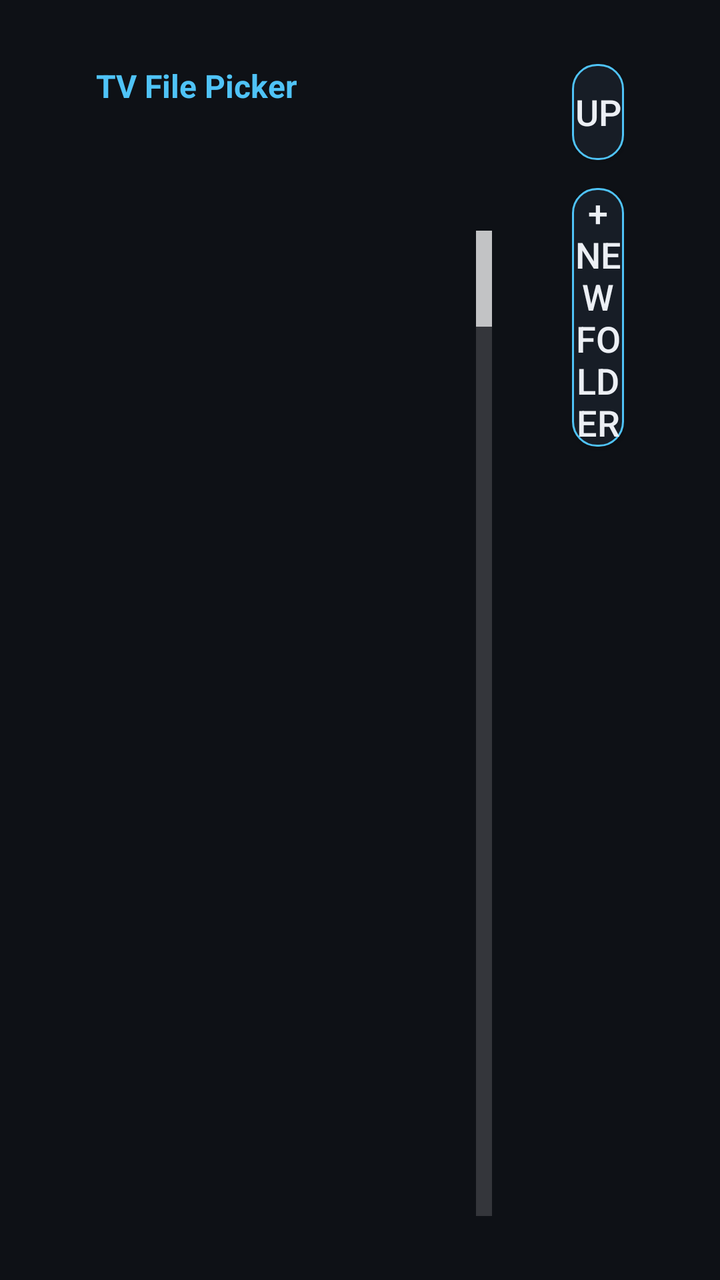
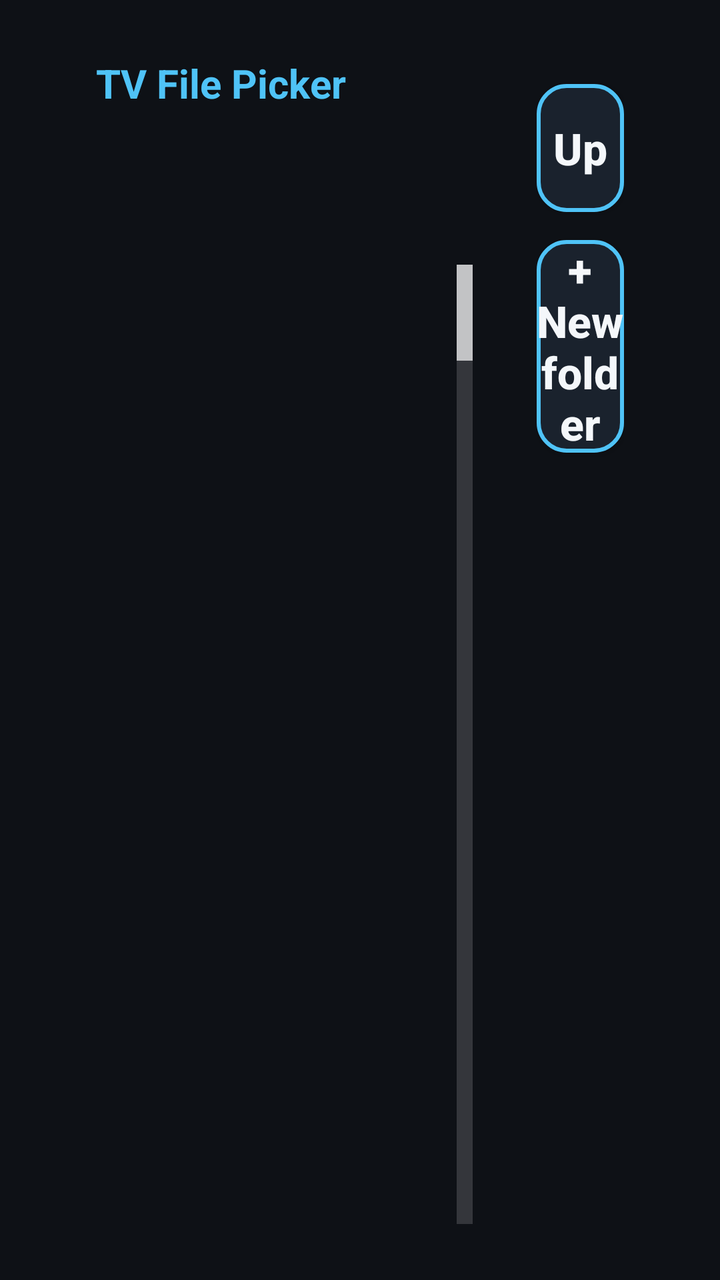

Before-and-after screenshots of an Android layout around one commit, followed by the original layout XML and the change that was made.
<!-- AndroidManifest.xml: activity theme android:Theme.Material.NoActionBar -->
<!-- res/layout/activity_picker.xml -->
<?xml version="1.0" encoding="utf-8"?>
<LinearLayout xmlns:android="http://schemas.android.com/apk/res/android"
    android:layout_width="match_parent"
    android:layout_height="match_parent"
    android:orientation="horizontal"
    android:background="@color/bg"
    android:paddingHorizontal="48dp"
    android:paddingVertical="32dp">

    
    <LinearLayout
        android:layout_width="0dp"
        android:layout_height="match_parent"
        android:layout_weight="3"
        android:orientation="vertical">

        <TextView
            android:id="@+id/title"
            android:layout_width="match_parent"
            android:layout_height="wrap_content"
            android:text="@string/app_name"
            android:textColor="@color/accent"
            android:textSize="16sp"
            android:textStyle="bold" />

        <TextView
            android:id="@+id/path"
            android:layout_width="match_parent"
            android:layout_height="wrap_content"
            android:textColor="@color/text_primary"
            android:textSize="22sp"
            android:singleLine="true"
            android:ellipsize="start" />

        <TextView
            android:id="@+id/count"
            android:layout_width="match_parent"
            android:layout_height="wrap_content"
            android:textColor="@color/text_muted"
            android:textSize="15sp"
            android:paddingBottom="12dp" />

        <ListView
            android:id="@+id/list"
            android:layout_width="match_parent"
            android:layout_height="0dp"
            android:layout_weight="1"
            android:focusable="true"
            android:fastScrollEnabled="true"
            android:listSelector="@drawable/bg_row"
            android:divider="@null"
            android:dividerHeight="0dp" />

        <TextView
            android:id="@+id/empty"
            android:layout_width="match_parent"
            android:layout_height="wrap_content"
            android:text="@string/picker_empty"
            android:textColor="@color/text_muted"
            android:textSize="18sp"
            android:visibility="gone"
            android:paddingTop="24dp" />
    </LinearLayout>

    
    <LinearLayout
        android:layout_width="0dp"
        android:layout_height="match_parent"
        android:layout_weight="1"
        android:orientation="vertical"
        android:paddingStart="40dp">

        <Button
            android:id="@+id/up_folder"
            android:layout_width="match_parent"
            android:layout_height="wrap_content"
            android:background="@drawable/bg_button"
            android:text="@string/btn_up"
            android:textColor="@color/text_primary"
            android:textSize="18sp" />

        <Button
            android:id="@+id/new_folder"
            android:layout_width="match_parent"
            android:layout_height="wrap_content"
            android:layout_marginTop="14dp"
            android:background="@drawable/bg_button"
            android:text="@string/btn_new_folder"
            android:textColor="@color/text_primary"
            android:textSize="18sp" />

        <Button
            android:id="@+id/select_folder"
            android:layout_width="match_parent"
            android:layout_height="wrap_content"
            android:layout_marginTop="14dp"
            android:background="@drawable/bg_button"
            android:textColor="@color/text_primary"
            android:textSize="18sp"
            android:visibility="gone" />

        <View
            android:layout_width="match_parent"
            android:layout_height="0dp"
            android:layout_weight="1" />

        <TextView
            android:id="@+id/hint"
            android:layout_width="match_parent"
            android:layout_height="wrap_content"
            android:textColor="@color/text_muted"
            android:textSize="15sp" />
    </LinearLayout>
</LinearLayout>
<!-- resources referenced by this layout -->
<resources>
  <color name="accent">#FF4FC3F7</color>
  <color name="bg">#FF0E1116</color>
  <color name="text_muted">#FF8A98A5</color>
  <color name="text_primary">#FFECEFF4</color>
  <!-- drawable bg_button (drawable) -->
  <?xml version="1.0" encoding="utf-8"?>
  <selector xmlns:android="http://schemas.android.com/apk/res/android">
      <item android:state_focused="true">
          <shape android:shape="rectangle">
              <solid android:color="@color/accent" />
              <corners android:radius="12dp" />
          </shape>
      </item>
      <item>
          <shape android:shape="rectangle">
              <solid android:color="@color/surface" />
              <stroke android:width="1dp" android:color="@color/accent" />
              <corners android:radius="12dp" />
          </shape>
      </item>
  </selector>
  <!-- drawable bg_row (drawable) -->
  <?xml version="1.0" encoding="utf-8"?>
  <selector xmlns:android="http://schemas.android.com/apk/res/android">
      <item android:state_focused="true">
          <shape android:shape="rectangle">
              <solid android:color="@color/row_focus" />
              <stroke android:width="2dp" android:color="@color/accent" />
              <corners android:radius="12dp" />
          </shape>
      </item>
      <item>
          <shape android:shape="rectangle">
              <solid android:color="@android:color/transparent" />
              <corners android:radius="12dp" />
          </shape>
      </item>
  </selector>
  <string name="app_name">TV File Picker</string>
  <string name="btn_new_folder">+ New folder</string>
  <string name="btn_up">Up</string>
  <string name="picker_empty">No files to show in this folder</string>
  <color name="surface">#FF171D26</color>
  <color name="row_focus">#FF22344A</color>
</resources>

<!-- the commit's change to res/layout/activity_picker.xml (unified diff, before → after) -->
@@ -5,13 +5,13 @@
     android:orientation="horizontal"
     android:background="@color/bg"
     android:paddingHorizontal="48dp"
-    android:paddingVertical="32dp">
+    android:paddingVertical="28dp">
 
     
     <LinearLayout
         android:layout_width="0dp"
         android:layout_height="match_parent"
-        android:layout_weight="3"
+        android:layout_weight="5"
         android:orientation="vertical">
 
         <TextView
@@ -20,84 +20,73 @@
             android:layout_height="wrap_content"
             android:text="@string/app_name"
             android:textColor="@color/accent"
-            android:textSize="16sp"
+            android:textSize="20sp"
             android:textStyle="bold" />
 
         <TextView
             android:id="@+id/path"
             android:layout_width="match_parent"
             android:layout_height="wrap_content"
+            android:ellipsize="start"
+            android:singleLine="true"
             android:textColor="@color/text_primary"
-            android:textSize="22sp"
-            android:singleLine="true"
-            android:ellipsize="start" />
+            android:textSize="30sp"
+            android:textStyle="bold" />
 
         <TextView
             android:id="@+id/count"
             android:layout_width="match_parent"
             android:layout_height="wrap_content"
+            android:paddingBottom="10dp"
             android:textColor="@color/text_muted"
-            android:textSize="15sp"
-            android:paddingBottom="12dp" />
+            android:textSize="20sp" />
 
         <ListView
             android:id="@+id/list"
             android:layout_width="match_parent"
             android:layout_height="0dp"
             android:layout_weight="1"
+            android:divider="@null"
+            android:dividerHeight="0dp"
+            android:fastScrollEnabled="true"
             android:focusable="true"
-            android:fastScrollEnabled="true"
-            android:listSelector="@drawable/bg_row"
-            android:divider="@null"
-            android:dividerHeight="0dp" />
+            android:listSelector="@drawable/bg_row" />
 
         <TextView
             android:id="@+id/empty"
             android:layout_width="match_parent"
             android:layout_height="wrap_content"
+            android:paddingTop="24dp"
             android:text="@string/picker_empty"
             android:textColor="@color/text_muted"
-            android:textSize="18sp"
-            android:visibility="gone"
-            android:paddingTop="24dp" />
+            android:textSize="24sp"
+            android:visibility="gone" />
     </LinearLayout>
 
     
     <LinearLayout
         android:layout_width="0dp"
         android:layout_height="match_parent"
-        android:layout_weight="1"
+        android:layout_weight="2"
         android:orientation="vertical"
-        android:paddingStart="40dp">
+        android:paddingStart="32dp">
+
+        <Button
+            android:id="@+id/select_folder"
+            style="@style/PickerButton"
+            android:visibility="gone" />
 
         <Button
             android:id="@+id/up_folder"
-            android:layout_width="match_parent"
-            android:layout_height="wrap_content"
-            android:background="@drawable/bg_button"
-            android:text="@string/btn_up"
-            android:textColor="@color/text_primary"
-            android:textSize="18sp" />
+            style="@style/PickerButton"
+            android:layout_marginTop="14dp"
+            android:text="@string/btn_up" />
 
         <Button
             android:id="@+id/new_folder"
-            android:layout_width="match_parent"
-            android:layout_height="wrap_content"
+            style="@style/PickerButton"
             android:layout_marginTop="14dp"
-            android:background="@drawable/bg_button"
-            android:text="@string/btn_new_folder"
-            android:textColor="@color/text_primary"
-            android:textSize="18sp" />
-
-        <Button
-            android:id="@+id/select_folder"
-            android:layout_width="match_parent"
-            android:layout_height="wrap_content"
-            android:layout_marginTop="14dp"
-            android:background="@drawable/bg_button"
-            android:textColor="@color/text_primary"
-            android:textSize="18sp"
-            android:visibility="gone" />
+            android:text="@string/btn_new_folder" />
 
         <View
             android:layout_width="match_parent"
@@ -109,6 +98,6 @@
             android:layout_width="match_parent"
             android:layout_height="wrap_content"
             android:textColor="@color/text_muted"
-            android:textSize="15sp" />
+            android:textSize="20sp" />
     </LinearLayout>
 </LinearLayout>
<!-- resource entries referenced after the edit -->
@@ -2,39 +2,48 @@
 <resources>
   <color name="accent">#FF4FC3F7</color>
   <color name="bg">#FF0E1116</color>
-  <color name="text_muted">#FF8A98A5</color>
-  <color name="text_primary">#FFECEFF4</color>
+  <color name="text_muted">#FFB8C4D0</color>
+  <color name="text_primary">#FFF4F7FA</color>
   <!-- drawable bg_button (drawable) -->
   <?xml version="1.0" encoding="utf-8"?>
   <selector xmlns:android="http://schemas.android.com/apk/res/android">
       <item android:state_focused="true">
           <shape android:shape="rectangle">
               <solid android:color="@color/accent" />
-              <corners android:radius="12dp" />
+              <stroke android:width="4dp" android:color="@color/text_primary" />
+              <corners android:radius="14dp" />
+          </shape>
+      </item>
+      <item android:state_enabled="false">
+          <shape android:shape="rectangle">
+              <solid android:color="@color/bg" />
+              <stroke android:width="1dp" android:color="@color/divider" />
+              <corners android:radius="14dp" />
           </shape>
       </item>
       <item>
           <shape android:shape="rectangle">
               <solid android:color="@color/surface" />
-              <stroke android:width="1dp" android:color="@color/accent" />
-              <corners android:radius="12dp" />
+              <stroke android:width="2dp" android:color="@color/accent" />
+              <corners android:radius="14dp" />
           </shape>
       </item>
   </selector>
+  <color name="divider">#FF243039</color>
   <!-- drawable bg_row (drawable) -->
   <?xml version="1.0" encoding="utf-8"?>
   <selector xmlns:android="http://schemas.android.com/apk/res/android">
       <item android:state_focused="true">
           <shape android:shape="rectangle">
               <solid android:color="@color/row_focus" />
-              <stroke android:width="2dp" android:color="@color/accent" />
-              <corners android:radius="12dp" />
+              <stroke android:width="4dp" android:color="@color/accent" />
+              <corners android:radius="14dp" />
           </shape>
       </item>
       <item>
           <shape android:shape="rectangle">
               <solid android:color="@android:color/transparent" />
-              <corners android:radius="12dp" />
+              <corners android:radius="14dp" />
           </shape>
       </item>
   </selector>
@@ -42,7 +51,17 @@
   <string name="btn_new_folder">+ New folder</string>
   <string name="btn_up">Up</string>
   <string name="picker_empty">No files to show in this folder</string>
-  <color name="surface">#FF171D26</color>
+  <style name="PickerButton">
+          <item name="android:layout_width">match_parent</item>
+          <item name="android:layout_height">wrap_content</item>
+          <item name="android:minHeight">64dp</item>
+          <item name="android:background">@drawable/bg_button</item>
+          <item name="android:textColor">@color/button_text</item>
+          <item name="android:textSize">22sp</item>
+          <item name="android:textStyle">bold</item>
+          <item name="android:textAllCaps">false</item>
+      </style>
+  <color name="surface">#FF1A222D</color>
   <color name="row_focus">#FF22344A</color>
 </resources>
 
